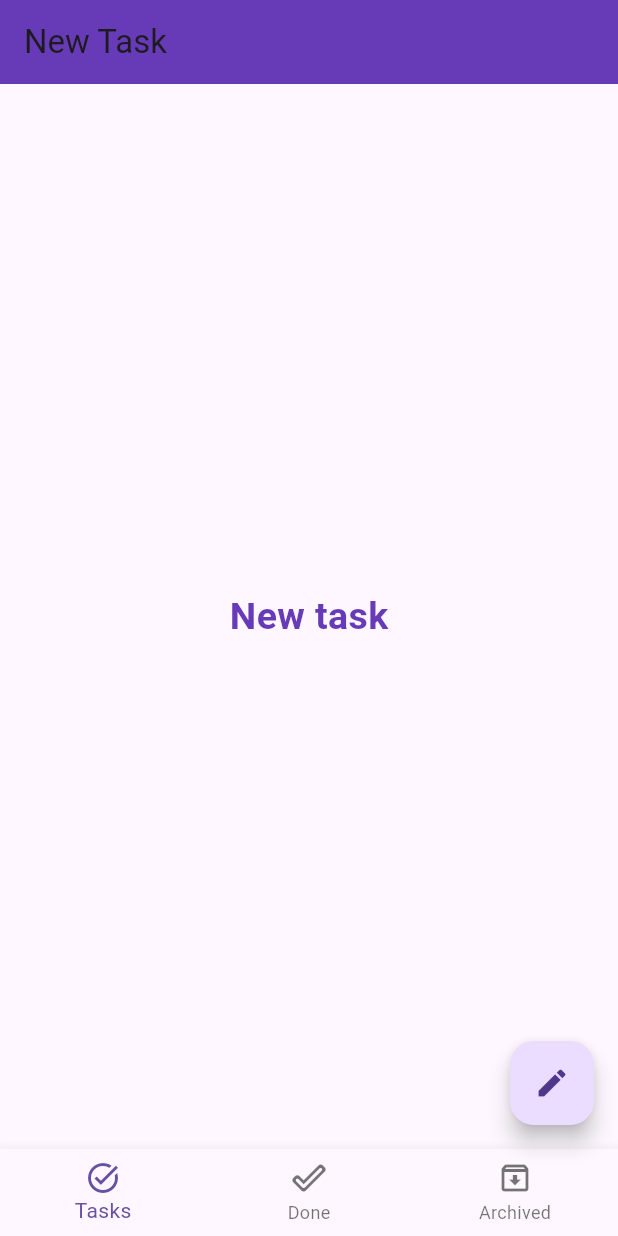
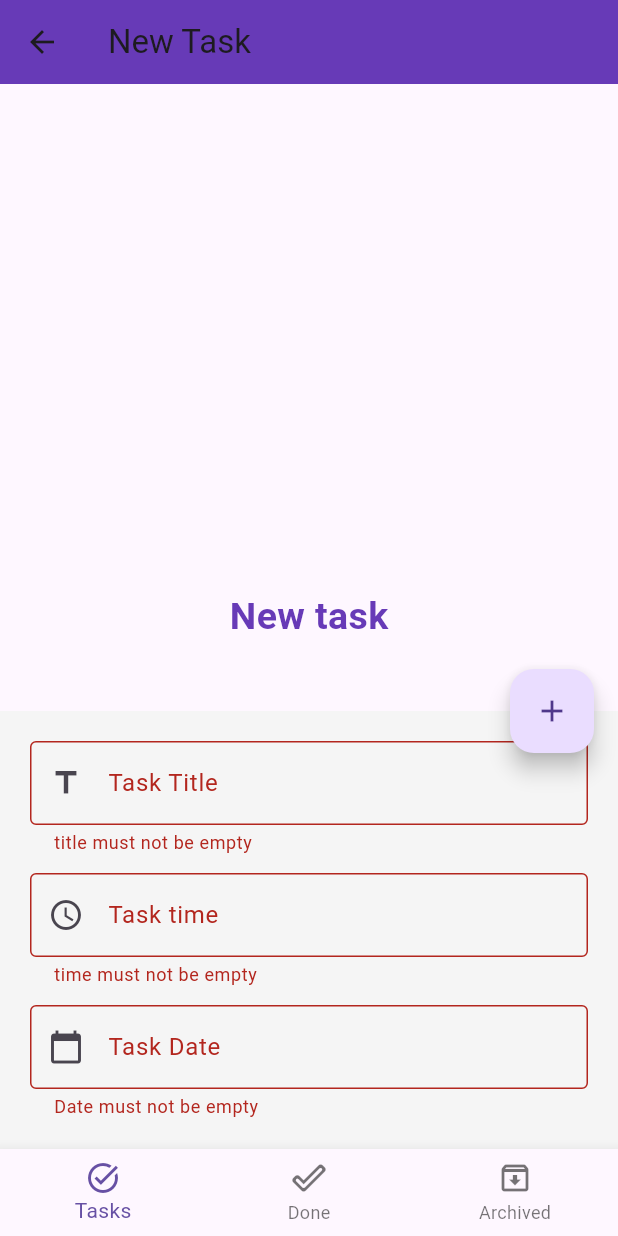
Before and after one commit to AhmedYousef72/Task_App, a Flutter app: the screen it shows after launch, after a tap on the "edit" icon, after a tap on the "add" icon, on a phone screen of 412 x 824 dp. Run offline on Flutter 3.47's test engine with Material 3 defaults, Android fonts, the phone set to English and light mode, and no system bars; our stand-ins replace sqflite; accounts and stored records are empty.

Commit message:
Add defaultFormField for date. Add intl package for date and time formatting; enhance task input form with validation for title, time, and date fields.

```diff
--- /dev/null
+++ b/lib/components/default_form_field.dart
@@ -0,0 +1,35 @@
+import 'package:flutter/material.dart';
+
+Widget defaultFormField({
+  required TextEditingController controller,
+  required TextInputType type,
+  required String label,
+  required String? Function(String?)? validate,
+  Function? onTap,
+  IconData? prefix,
+  IconData? suffix,
+  bool isPassword = false,
+  VoidCallback? suffixPressed,
+  ValueChanged<String>? onSubmit,
+  ValueChanged<String>? onChange,
+  bool isClickable = true,
+}) {
+  return TextFormField(
+    controller: controller,
+    keyboardType: type,
+    obscureText: isPassword,
+    validator: validate,
+    onTap: onTap as void Function()?,
+    onFieldSubmitted: onSubmit,
+    onChanged: onChange,
+    enabled: isClickable,
+    decoration: InputDecoration(
+      labelText: label,
+      prefixIcon: prefix != null ? Icon(prefix) : null,
+      suffixIcon: suffix != null
+          ? IconButton(onPressed: suffixPressed, icon: Icon(suffix))
+          : null,
+      border: OutlineInputBorder(),
+    ),
+  );
+}
--- a/lib/layout/home_layout.dart
+++ b/lib/layout/home_layout.dart
@@ -1,4 +1,5 @@
 import 'package:flutter/material.dart';
+import 'package:intl/intl.dart';
 import 'package:sqflite/sqflite.dart';
 import 'package:task_app/components/default_form_field.dart';
 import 'package:task_app/modules/archived_tasks_screen.dart';
@@ -16,9 +17,12 @@ class _HomeScreenState extends State<HomeScreen> {
   int currentindex = 0;
   late Database database;
   var scaffoldkey = GlobalKey<ScaffoldState>();
+  var formkey = GlobalKey<FormState>();
   bool isBottomSheetShow = false;
   IconData FabIcon = Icons.edit;
   var titleController = TextEditingController();
+  var timeController = TextEditingController();
+  var datecontroller = TextEditingController();
 
   List<Widget> screens = [
     NewTasksScreen(),
@@ -44,16 +48,21 @@ class _HomeScreenState extends State<HomeScreen> {
       floatingActionButton: FloatingActionButton(
         onPressed: () {
           if (isBottomSheetShow) {
+            if (formkey.currentState!.validate()) {
               Navigator.pop(context);
               isBottomSheetShow = false;
               setState(() {
                 FabIcon = Icons.edit;
               });
+            }
+            ;
           } else {
             scaffoldkey.currentState?.showBottomSheet((context) {
               return Container(
                 color: Colors.grey[100],
                 padding: EdgeInsets.all(20),
+                child: Form(
+                  key: formkey,
                   child: Column(
                     mainAxisSize: MainAxisSize.min,
                     children: [
@@ -69,7 +78,56 @@ class _HomeScreenState extends State<HomeScreen> {
                           return null;
                         },
                       ),
+                      SizedBox(height: 12),
+                      defaultFormField(
+                        controller: timeController,
+                        type: TextInputType.datetime,
+                        label: "Task time",
+                        prefix: Icons.watch_later_outlined,
+                        onTap: () {
+                          showTimePicker(
+                            context: context,
+                            initialTime: TimeOfDay.now(),
+                          ).then((value) {
+                            timeController.text = value!
+                                .format(context)
+                                .toString();
+                          });
+                        },
+                        validate: (String? value) {
+                          if (value == null || value.isEmpty) {
+                            return "time must not be empty";
+                          }
+                          ;
+                        },
+                      ),
+                      SizedBox(height: 12),
+                      defaultFormField(
+                        controller: datecontroller,
+                        type: TextInputType.datetime,
+                        label: "Task Date",
+                        prefix: Icons.calendar_today,
+                        onTap: () {
+                          showDatePicker(
+                            context: context,
+                            firstDate: DateTime.now(),
+                            lastDate: DateTime.parse("2025-10-30"),
+                          ).then((value) {
+                            // print(DateFormat.yMMMd().format(value!));   //  This how to make formating for date to appear inm the screen
+                            datecontroller.text = DateFormat.yMMMd()
+                                .format(value!)
+                                .toString();
+                          });
+                        },
+                        validate: (String? value) {
+                          if (value == null || value.isEmpty) {
+                            return "Date must not be empty";
+                          }
+                          return null;
+                        },
+                      ),
                     ],
+                  ),
                 ),
               );
             });
--- a/pubspec.yaml
+++ b/pubspec.yaml
@@ -35,6 +35,7 @@ dependencies:
   # Use with the CupertinoIcons class for iOS style icons.
   cupertino_icons: ^1.0.8
   sqflite: ^2.4.2
+  intl: ^0.20.2
 
 dev_dependencies:
   flutter_test:
```
Also changed, not shown: pubspec.lock. Lines whose indentation alone changed are shown as unchanged.
